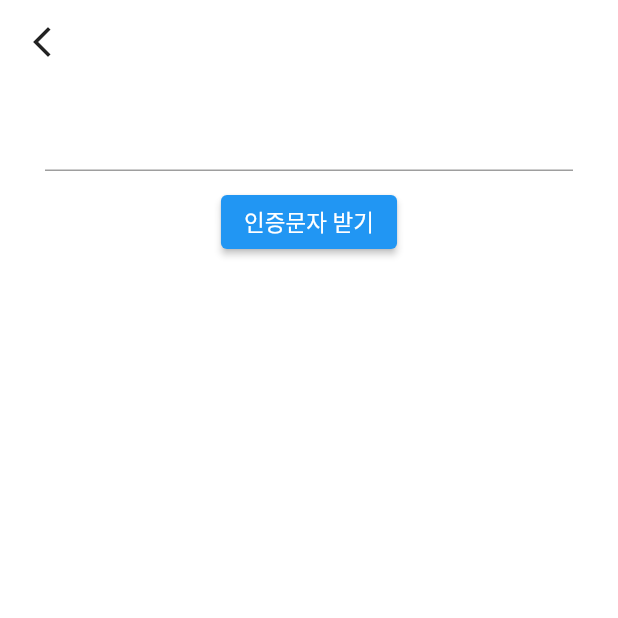
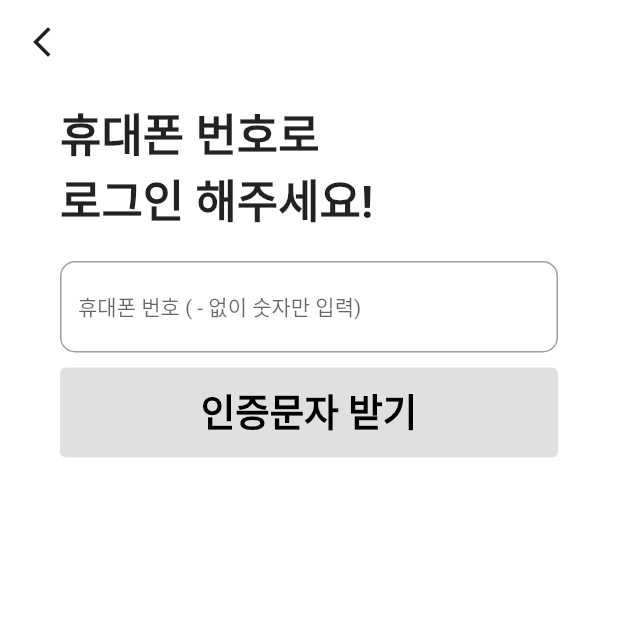
Before and after one commit to Donne-All-Around/DonneAllAround, a Flutter app: the screen it shows after launch, after a tap on "로그인", on a phone screen of 412 x 824 dp, the top half of it. Run offline on Flutter 3.47's test engine with Material 2 defaults, Android fonts, the phone set to English and light mode, and no system bars; our stand-ins replace awesome_bottom_bar, cloud_firestore, firebase_auth, firebase_core, fl_chart, flutter_chat_bubble and 7 more; missing offline and left inert: bottom_picker, kpostal; accounts and stored records are empty.

Commit message:
1001 HA 로그인 UI 완료

```diff
--- a/frontend/a705/lib/Login/prelogin_page.dart
+++ b/frontend/a705/lib/Login/prelogin_page.dart
@@ -1,3 +1,4 @@
+import 'dart:async'; // 타이머
 import 'package:firebase_auth/firebase_auth.dart';
 import 'package:flutter/material.dart';
 import '../main_page.dart';
@@ -12,14 +13,48 @@ class PreLoginPage extends StatefulWidget {
 
 class _PreLoginPageState extends State<PreLoginPage> {
 
-  TextEditingController phoneController = TextEditingController();
-  TextEditingController optCodeController = TextEditingController();
+  TextEditingController phoneController = TextEditingController(); // 전화번호 입력값
+  TextEditingController optCodeController = TextEditingController(); // 코드 입력값
+  FirebaseAuth auth = FirebaseAuth.instance; // firebase 연동
+  String verificationIDReceived = ""; // 인증 값
+  bool otpCodeVisible = false; // 코드 보낸 거 확인 값
+  int _remainingTime = 180; // 3분을 초 단위로 표현
+  late Timer _timer;
 
-  FirebaseAuth auth = FirebaseAuth.instance;
+  void startTimer() {
+    const oneSecond = Duration(seconds: 1);
+    _timer = Timer.periodic(oneSecond, (timer) {
+      setState(() {
+        if (_remainingTime > 0) {
+          _remainingTime--;
+        } else {
+          _timer.cancel(); // 타이머 중지
+        }
+      });
+    });
+  }
 
-  String verificationIDReceived = "";
+  String formatRemainingTime(int seconds) {  // 타이머 형식
+    final minutes = (seconds ~/ 60).toString().padLeft(2, '0');
+    final remainingSeconds = (seconds % 60).toString().padLeft(2, '0');
+    return '$minutes:$remainingSeconds';
+  }
 
-  bool otpCodeVisible = false;
+  bool isPhoneNumberValid(String phoneNumber) {
+    // 전화번호의 길이가 11자리여야 유효.
+    return phoneNumber.length == 11;
+  }
+
+  bool isOptCodeValid(String optCode) {
+    // 코드의 길이가 6자리여야 유효.
+    return optCode.length == 6;
+  }
+
+  @override
+  void dispose(){ // 컨트롤러 객체가 제거 될 때 변수에 할당 된 메모리를 해제
+    _timer.cancel(); // 페이지가 dispose될 때 타이머 종료
+    super.dispose();
+  }
 
   @override
   Widget build(BuildContext context) {
@@ -43,36 +78,111 @@ class _PreLoginPageState extends State<PreLoginPage> {
             ),
             body: SingleChildScrollView(
               child: Container(
-                margin: const EdgeInsets.fromLTRB(30, 10, 30, 10),
+                margin: const EdgeInsets.fromLTRB(40, 10, 40, 10),
                   child: Column(
                     children: [
+                      const Row(
+                        children: [
+                          Text(
+                            '휴대폰 번호로',
+                            textAlign: TextAlign.start,
+                            style: TextStyle(
+                              fontWeight: FontWeight.bold,
+                              fontSize: 30,
+                            ),
+                          ),
+                        ],
+                      ),
+                      const Row(
+                        children: [
+                          Text(
+                            '로그인 해주세요!',
+                            textAlign: TextAlign.start,
+                            style: TextStyle(
+                              fontWeight: FontWeight.bold,
+                              fontSize: 30,
+                            ),
+                          ),
+                        ],
+                      ),
+                      const SizedBox(height: 20,),
                       TextField(
                         controller: phoneController,
-                        decoration: const InputDecoration(
-
+                        keyboardType: TextInputType.phone,
+                        decoration:  InputDecoration(
+                          border: OutlineInputBorder(
+                            borderRadius: BorderRadius.circular(10),
+                            // borderSide: BorderSide(color: Colors.black),
+                          ),
+                          hintText: '휴대폰 번호 ( - 없이 숫자만 입력)',
+                          hintStyle: const TextStyle(fontSize: 14),
+                          labelStyle: const TextStyle(
+                            fontSize: 20,
+                            // textAlign: TextAlign.center,
+                          ),
+                          // contentPadding: EdgeInsets.all(20.0),
                         ),
-                        keyboardType: TextInputType.phone,
                       ),
                       const SizedBox(height: 10,),
                       ElevatedButton(onPressed: (){
-                        verifyNumber();
+                        if (isPhoneNumberValid(phoneController.text)) {
+                          verifyNumber();
+                        } else {}
                       },
-                          child: Text(otpCodeVisible == true ? "인증문자 재발송" : "인증문자 받기")),
+                          style: ElevatedButton.styleFrom(
+                            backgroundColor: Colors.grey[300],
+                            elevation: 0,
+                          ),
+                          child: Container(
+                            padding: const EdgeInsets.all(10),
+                            height: 60,
+                            width: double.infinity,
+                            child: Text(otpCodeVisible == true ? "인증문자 재발송" : "인증문자 받기",
+                            style: const TextStyle(color: Colors.black, fontSize: 25,fontWeight: FontWeight.bold,),
+                            textAlign: TextAlign.center,),
+                          ),),
+                      const SizedBox(height: 20,),
                       Visibility(
                         visible: otpCodeVisible,
                         child: TextField(
                           controller: optCodeController,
-                          decoration: const InputDecoration(
-
+                          keyboardType: TextInputType.number,
+                          decoration: InputDecoration(
+                            border: OutlineInputBorder(
+                              borderRadius: BorderRadius.circular(10),
+                              // borderSide: BorderSide(color: Colors.black),
+                            ),
+                            hintText: '인증번호 6자리 입력',
+                            hintStyle: const TextStyle(fontSize: 14),
+                            suffixText: formatRemainingTime(_remainingTime),
+                            labelStyle: const TextStyle(
+                              fontSize: 20,
+                              // textAlign: TextAlign.center,
+                            ),
+                            // contentPadding: EdgeInsets.all(20.0),
                           ),
                         ),
                       ),
+                      const SizedBox(height: 10,),
                       Visibility(
                         visible: otpCodeVisible,
                         child: ElevatedButton(onPressed: (){
-                          verifyCode();
+                          if (isOptCodeValid(optCodeController.text)) {
+                            verifyCode();
+                          } else {}
                         },
-                            child: const Text('시작하기')),
+                            style: ElevatedButton.styleFrom(
+                              backgroundColor: const Color(0xFFFFD954),
+                              elevation: 0,
+                            ),
+                            child: Container(
+                              padding: const EdgeInsets.all(10),
+                              height: 60,
+                              width: double.infinity,
+                              child: const Text("시작하기",
+                                style: TextStyle(color: Colors.black, fontSize: 25,fontWeight: FontWeight.bold,),
+                                textAlign: TextAlign.center,),
+                            ),),
                       ),
                     ],
                   )
@@ -86,9 +196,11 @@ class _PreLoginPageState extends State<PreLoginPage> {
     );
   }
 
+  // 전화번호 입력 후 firebase로 코드 보내는 기능
   void verifyNumber(){
+    String totalPhoneNumber = "+82${phoneController.text.substring(1)}";
     auth.verifyPhoneNumber(
-        phoneNumber: phoneController.text,
+        phoneNumber: totalPhoneNumber,
     verificationCompleted: (PhoneAuthCredential credential) async{
       await auth.signInWithCredential(credential).then((value){
         print('로그인 성공');
@@ -109,6 +221,7 @@ class _PreLoginPageState extends State<PreLoginPage> {
     );
   }
 
+  // OTP 값 확인하고 메인페이지 가는 기능
   void verifyCode() async {
 
     PhoneAuthCredential credential = PhoneAuthProvider.credential(
```
